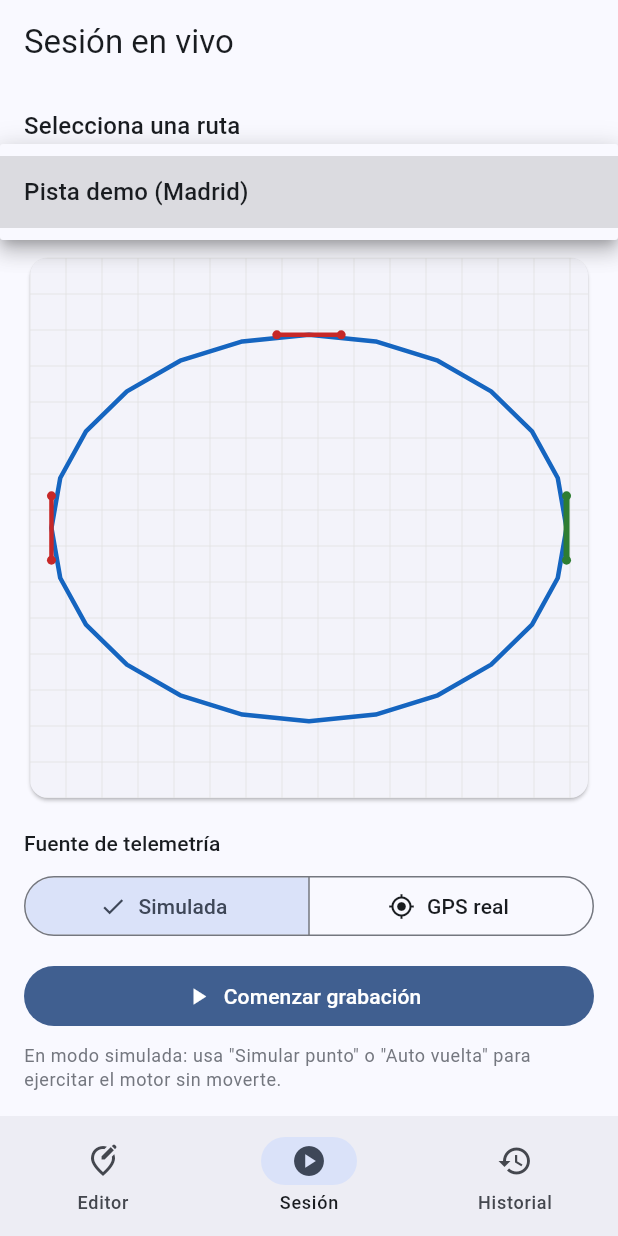
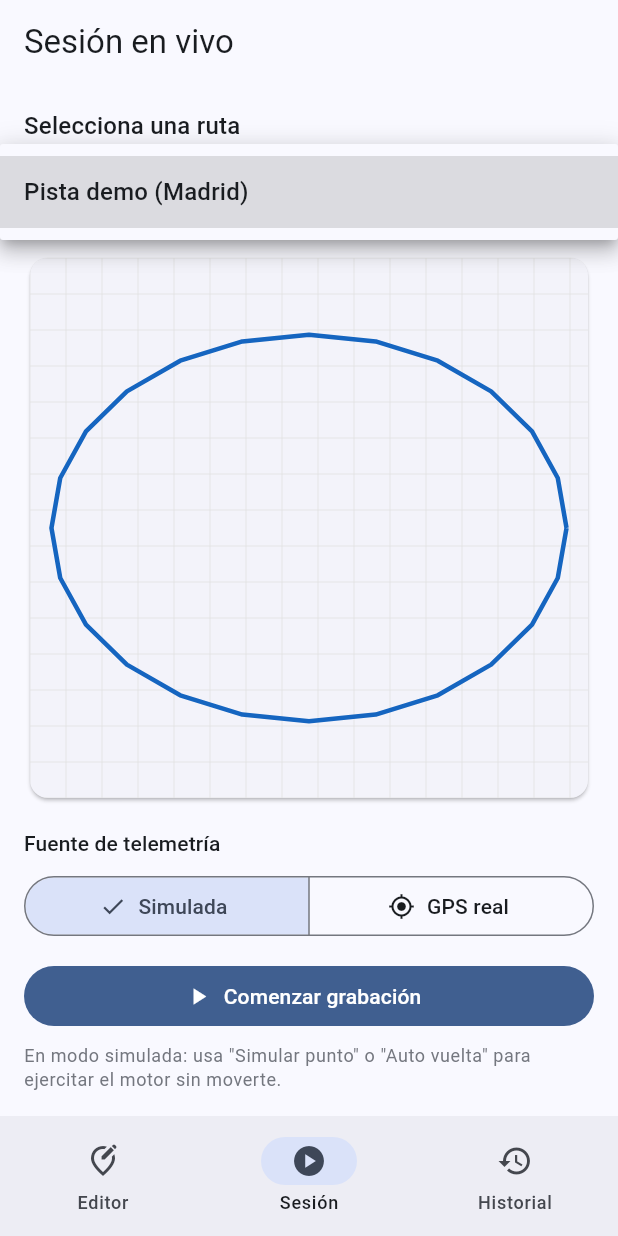
Before and after one commit to PabloMartinezIbanez/splitway, a Flutter app: the LiveSessionScreen screen opened by its route, after a tap on "Pista demo (Madrid)", on a phone screen of 412 x 824 dp. Run offline on Flutter 3.47's test engine with Material 3 defaults, Android fonts, the phone set to English and light mode, and no system bars; our stand-ins replace connectivity_plus, geolocator, go_router, google_sign_in, sqflite, supabase_flutter; missing offline and left inert: mapbox_maps_flutter; accounts and stored records are empty.

Commit message:
feat(map): show clean trace by default, sector points only on toggle
Remove gate crossing lines from route detail view. Default shows only
the route polyline. Toggle button enables colored segments + sector
boundary dots.

Co-Authored-By: Claude Sonnet 4.6 <noreply@anthropic.com>

```diff
--- a/movile_app/lib/src/shared/widgets/route_map_painter.dart
+++ b/movile_app/lib/src/shared/widgets/route_map_painter.dart
@@ -125,34 +125,20 @@ class RouteMapPainter extends CustomPainter {
       canvas.drawPath(p, telPaint);
     }
 
-    // Start/finish gate.
-    _drawGate(canvas, project, route.startFinishGate,
-        const Color(0xFF2E7D32), 4);
-
-    // Sector gates.
-    for (final s in route.sectors) {
-      final isHighlight = s.id == highlightSectorId;
-      _drawGate(canvas, project, s.gate,
-          isHighlight ? const Color(0xFFFFB300) : const Color(0xFFC62828),
-          isHighlight ? 4 : 3);
+    // Sector boundary points (only when showSectors is active).
+    if (showSectors && route.sectors.isNotEmpty) {
+      for (var i = 0; i < route.sectors.length; i++) {
+        final center = route.sectors[i].gate.center;
+        final dot = Paint()
+          ..color = kSectorColors[(i + 1) % kSectorColors.length];
+        canvas.drawCircle(project(center), 6, dot);
+        final border = Paint()
+          ..color = const Color(0xFFFFFFFF)
+          ..style = PaintingStyle.stroke
+          ..strokeWidth = 2;
+        canvas.drawCircle(project(center), 6, border);
+      }
     }
-  }
-
-  void _drawGate(
-    Canvas canvas,
-    Offset Function(GeoPoint) project,
-    GateDefinition gate,
-    Color color,
-    double width,
-  ) {
-    final paint = Paint()
-      ..color = color
-      ..strokeWidth = width
-      ..strokeCap = StrokeCap.round;
-    canvas.drawLine(project(gate.left), project(gate.right), paint);
-    final dot = Paint()..color = color;
-    canvas.drawCircle(project(gate.left), 3, dot);
-    canvas.drawCircle(project(gate.right), 3, dot);
   }
 
   @override
```
Also changed, not shown: movile_app/lib/src/shared/widgets/splitway_map.dart (+13 -33 lines).
